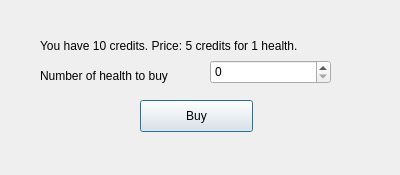
Above: GalaxyGame/Student/buyhealthdialog.ui from jarvisluong/GalaxyGame before the change. Below: the same form after it.
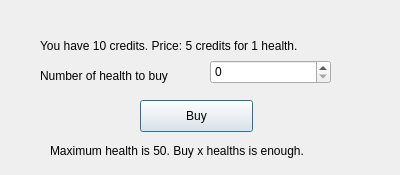
That is the form after the change.

What changed in the file:
```diff
--- a/GalaxyGame/Student/buyhealthdialog.ui
+++ b/GalaxyGame/Student/buyhealthdialog.ui
@@ -62,6 +62,19 @@
     <string>Buy</string>
    </property>
   </widget>
+  <widget class="QLabel" name="notificationLabel">
+   <property name="geometry">
+    <rect>
+     <x>50</x>
+     <y>130</y>
+     <width>311</width>
+     <height>41</height>
+    </rect>
+   </property>
+   <property name="text">
+    <string>Maximum health is 50. Buy x healths is enough.</string>
+   </property>
+  </widget>
  </widget>
  <resources/>
  <connections/>
```
